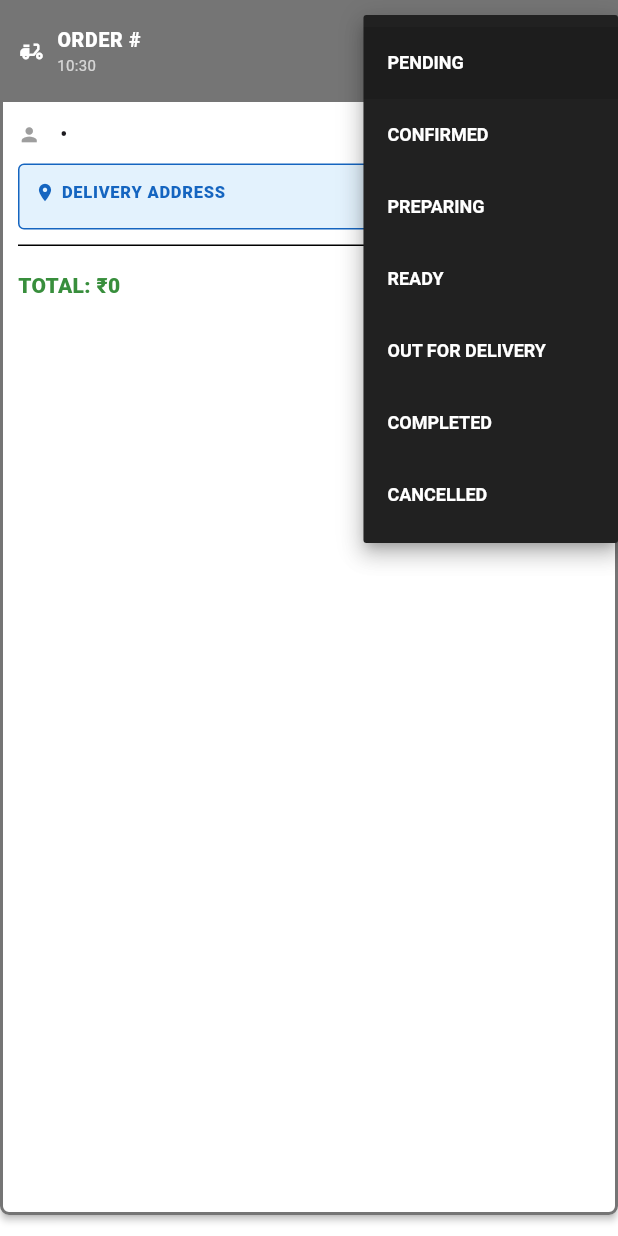
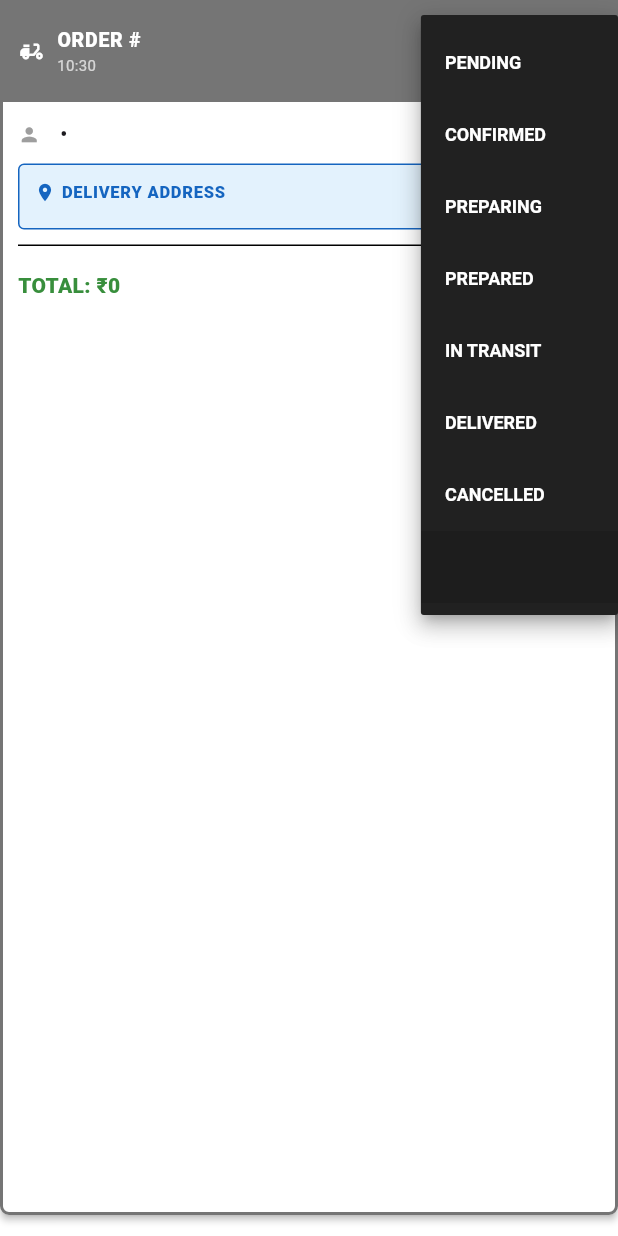
Before and after one commit to mithunvas86-ui/admin, a Flutter app: the _DeliveryOrderCard widget shown alone on an empty page, opened directly with empty values, after a tap on the "arrow drop down" icon, on a phone screen of 412 x 824 dp. Run offline on Flutter 3.47's test engine with Material 3 defaults, Android fonts, the phone set to English and light mode, and no system bars; our stand-ins replace fl_chart, flutter_dotenv, go_router, google_fonts, image_picker, shared_preferences and 1 more; accounts and stored records are empty; Roboto replaces fonts that are missing (Chivo).

Commit message:
Status flow: KDS 3-step (confirm/preparing/complete); delivery 5-step (prepared/in_transit/delivered)
Co-Authored-By: Claude Opus 4.8 <noreply@anthropic.com>

```diff
--- a/lib/pages/orders_page.dart
+++ b/lib/pages/orders_page.dart
@@ -148,10 +148,14 @@ class _DeliveryList extends StatelessWidget {
         .where((o) => (o['status'] ?? '') == 'pending')
         .length;
     final outForDelivery = orders
-        .where((o) => (o['status'] ?? '') == 'out_for_delivery')
+        .where((o) =>
+            (o['status'] ?? '') == 'in_transit' ||
+            (o['status'] ?? '') == 'out_for_delivery')
         .length;
     final completed = orders
-        .where((o) => (o['status'] ?? '') == 'completed')
+        .where((o) =>
+            (o['status'] ?? '') == 'delivered' ||
+            (o['status'] ?? '') == 'completed')
         .length;
 
     return Column(
@@ -303,7 +307,8 @@ class _OrderCard extends StatelessWidget {
                 ),
                 DropdownButton<String>(
                   value: status,
-                  items: _statusOptions(isDelivery)
+                  // Include the current status so old values don't crash the dropdown.
+                  items: {..._statusOptions(isDelivery), status.toString()}
                       .map((s) => DropdownMenuItem(
                             value: s,
                             child: Text(s.toUpperCase().replaceAll('_', ' ')),
@@ -441,7 +446,7 @@ class _DeliveryOrderCard extends StatelessWidget {
                       color: Colors.white, fontWeight: FontWeight.w700),
                   iconEnabledColor: Colors.white,
                   underline: const SizedBox.shrink(),
-                  items: _statusOptions(true)
+                  items: {..._statusOptions(true), status.toString()}
                       .map((s) => DropdownMenuItem(
                             value: s,
                             child: Text(
@@ -613,16 +618,15 @@ List<String> _statusOptions(bool isDelivery) => isDelivery
         'pending',
         'confirmed',
         'preparing',
-        'ready',
-        'out_for_delivery',
-        'completed',
+        'prepared',
+        'in_transit',
+        'delivered',
         'cancelled',
       ]
     : [
         'pending',
         'confirmed',
         'preparing',
-        'ready',
         'completed',
         'cancelled',
       ];
@@ -635,10 +639,13 @@ Color _deliveryStatusColor(String status) {
       return const Color(0xFF1565C0);
     case 'preparing':
       return const Color(0xFF6A1B9A);
+    case 'prepared':
     case 'ready':
       return const Color(0xFF2E7D32);
+    case 'in_transit':
     case 'out_for_delivery':
       return const Color(0xFF00838F);
+    case 'delivered':
     case 'completed':
       return const Color(0xFF1B5E20);
     case 'cancelled':
```
Also changed, not shown: lib/pages/kds_page.dart (+14 -4 lines), 2 other files.
